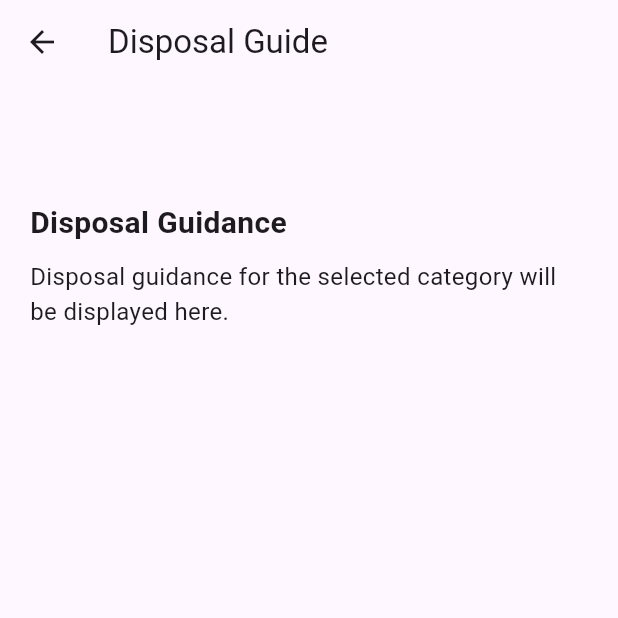
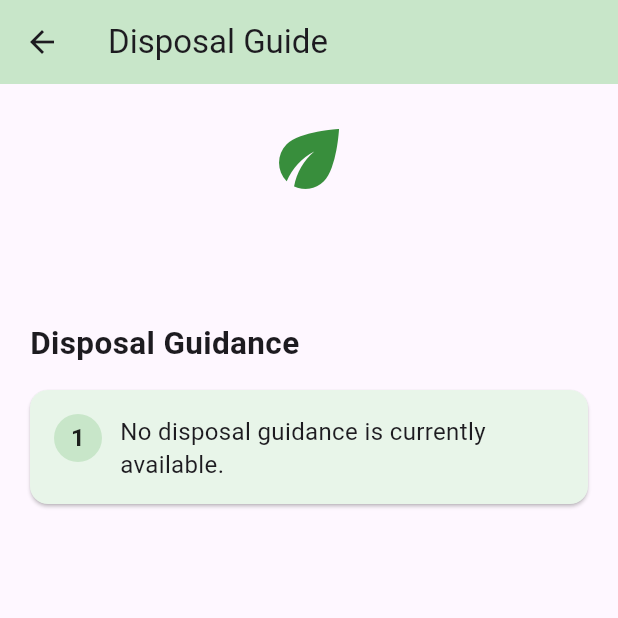
Before and after one commit to AAKP03/WasteWise, a Flutter app: the GuideScreen screen opened directly with empty values, on a phone screen of 412 x 824 dp, the top half of it. Run offline on Flutter 3.47's test engine with Material 3 defaults, Android fonts, the phone set to English and light mode, and no system bars.

Commit message:
feat: enhance disposal guidance with detailed instructions and improve UI layout

```diff
--- a/lib/screens/guide_screen.dart
+++ b/lib/screens/guide_screen.dart
@@ -1,3 +1,4 @@
+
 import 'package:flutter/material.dart';
 
 class GuideScreen extends StatelessWidget {
@@ -8,45 +9,115 @@ class GuideScreen extends StatelessWidget {
     required this.categoryName,
   });
 
+  static const Map<String, List<String>> disposalGuides = {
+    'Electronics': [
+      'Do not throw electronic devices into general waste.',
+      'Remove personal information from devices before recycling.',
+      'Take old electronics to an authorized e-waste collection center.',
+      'Reuse, repair, or donate working electronic devices.',
+    ],
+    'Batteries': [
+      'Do not dispose of batteries in ordinary household waste.',
+      'Keep damaged or leaking batteries away from other waste.',
+      'Cover exposed terminals of lithium batteries with non-conductive tape.',
+      'Take used batteries to an appropriate battery collection point.',
+    ],
+    'Plastic': [
+      'Separate recyclable plastics from other household waste.',
+      'Empty and clean plastic containers before recycling.',
+      'Check local recycling rules for accepted plastic types.',
+      'Reduce single-use plastics and reuse containers when possible.',
+    ],
+    'Clothing': [
+      'Donate clean clothes that are still in good condition.',
+      'Repair damaged clothing whenever possible.',
+      'Reuse old fabric for cleaning or other household purposes.',
+      'Take unusable textiles to a textile recycling facility where available.',
+    ],
+  };
+
   @override
   Widget build(BuildContext context) {
+    final instructions = disposalGuides[categoryName] ?? [
+      'No disposal guidance is currently available.',
+    ];
+
     return Scaffold(
       appBar: AppBar(
         title: const Text('Disposal Guide'),
+        backgroundColor: Colors.green.shade100,
       ),
-      body: Padding(
-        padding: const EdgeInsets.all(20.0),
-        child: Column(
-          crossAxisAlignment: CrossAxisAlignment.start,
+      body: ListView(
+        padding: const EdgeInsets.all(20),
         children: [
+          Icon(
+            Icons.eco,
+            size: 60,
+            color: Colors.green.shade700,
+          ),
+
+          const SizedBox(height: 16),
+
           Text(
             categoryName,
+            textAlign: TextAlign.center,
             style: const TextStyle(
               fontSize: 26,
               fontWeight: FontWeight.bold,
             ),
           ),
-            const SizedBox(height: 20),
+
+          const SizedBox(height: 24),
 
           const Text(
             'Disposal Guidance',
             style: TextStyle(
-                fontSize: 20,
+              fontSize: 21,
               fontWeight: FontWeight.bold,
             ),
           ),
 
-            const SizedBox(height: 10),
+          const SizedBox(height: 16),
 
-            const Text(
-              'Disposal guidance for the selected category will be displayed here.',
-              style: TextStyle(
+          ...instructions.asMap().entries.map((entry) {
+            return Card(
+              margin: const EdgeInsets.only(bottom: 12),
+              color: Colors.green.shade50,
+              child: Padding(
+                padding: const EdgeInsets.all(16),
+                child: Row(
+                  crossAxisAlignment: CrossAxisAlignment.start,
+                  children: [
+                    CircleAvatar(
+                      radius: 16,
+                      backgroundColor: Colors.green.shade100,
+                      child: Text(
+                        '${entry.key + 1}',
+                        style: const TextStyle(
+                          color: Colors.black87,
+                          fontWeight: FontWeight.bold,
+                        ),
+                      ),
+                    ),
+
+                    const SizedBox(width: 12),
+
+                    Expanded(
+                      child: Text(
+                        entry.value,
+                        style: const TextStyle(
                           fontSize: 16,
+                          height: 1.4,
+                        ),
                       ),
                     ),
                   ],
                 ),
               ),
             );
+          }),
+        ],
+      ),
+    );
   }
 }
```
Also changed, not shown: lib/screens/category_screen.dart (+35 -22 lines). Lines whose indentation alone changed are shown as unchanged.
